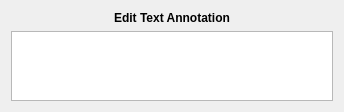
Old version of the form graphics/forms/text_annotation_entry.ui in the repository cvilas/grape-old.
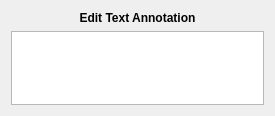
New version of the form.

```diff
--- a/graphics/forms/text_annotation_entry.ui
+++ b/graphics/forms/text_annotation_entry.ui
@@ -6,8 +6,8 @@
    <rect>
     <x>0</x>
     <y>0</y>
-    <width>344</width>
-    <height>105</height>
+    <width>275</width>
+    <height>116</height>
    </rect>
   </property>
   <property name="windowTitle">
```
